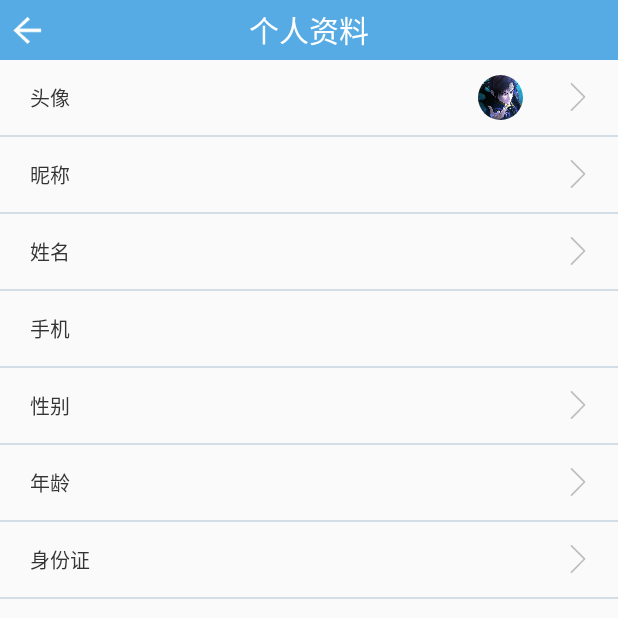
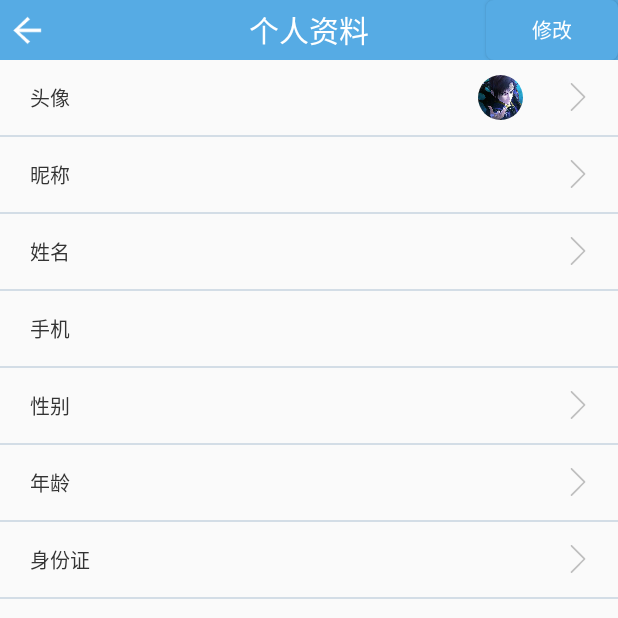
Before and after one commit to luke0609/GaoChuangKeJi, an Android app: the PersonalActivity screen opened directly, with no data from a screen before it, after a tap on "头像", on a phone screen of 412 x 824 dp, the top half of it. Run offline under Robolectric (Android 15) with nearby library versions, the phone set to English and light mode, and no system bars; our stand-ins replace ButterKnife, CircleImageView; libraries missing offline, so code that uses them is left out: com.readystatesoftware.systembartint, org.xutils, org.xutils.common, org.xutils.http, org.xutils.x; 8 statements that could not run were skipped.

Commit message:
msg:ti aut:zm

```diff
--- a/app/build.gradle
+++ b/app/build.gradle
@@ -53,4 +53,5 @@ dependencies {
     testCompile 'junit:junit:4.12'
     compile name:'SMSSDK-2.1.3',ext:'aar'
     compile name:'SMSSDKGUI-2.1.3',ext:'aar'
+    compile 'com.squareup.picasso:picasso:2.5.2'
 }
--- a/app/src/main/java/com/jiaokaokeji/gaochuangkeji/Netutil.java
+++ b/app/src/main/java/com/jiaokaokeji/gaochuangkeji/Netutil.java
@@ -4,8 +4,8 @@ package com.jiaokaokeji.gaochuangkeji;
  * Created by Administrator on 2016/10/21.
  */
 public class Netutil {
-    public static final String url="http://192.168.0.112:8888/tianbaoApp/";
-    public static final String url1="http://192.168.0.112:8888/tianbao/";
+    public static final String url="http://192.168.0.107:8888/tianbaoApp/";
+    public static final String url1="http://192.168.0.107:8888/tianbao/";
 //public static final String url = "http://169.254.25.147:8080/ty/";
 //public static final String url="http://172.16.201.31:8080/ty/";
 
--- a/app/src/main/java/com/jiaokaokeji/gaochuangkeji/book/Activity/VideoActivity.java
+++ b/app/src/main/java/com/jiaokaokeji/gaochuangkeji/book/Activity/VideoActivity.java
@@ -11,6 +11,7 @@ import android.view.MenuItem;
 import com.bumptech.glide.Glide;
 import com.dl7.player.media.IjkPlayerView;
 import com.jiaokaokeji.gaochuangkeji.R;
+import com.squareup.picasso.Picasso;
 
 public class VideoActivity extends AppCompatActivity {
     private  String VIDEO_URL;
@@ -31,7 +32,7 @@ public class VideoActivity extends AppCompatActivity {
         mToolbar.setTitle("Video Player");
         mToolbar.setSubtitle(title);
         getSupportActionBar().setDisplayHomeAsUpEnabled(true);
-        Glide.with(this).load(IMAGE_URL).fitCenter().into(mPlayerView.mPlayerThumb);
+        Picasso.with(VideoActivity.this).load(IMAGE_URL).into(mPlayerView.mPlayerThumb);
         mPlayerView.init()
                 .setTitle("科目二考试记录")
 
--- a/app/src/main/java/com/jiaokaokeji/gaochuangkeji/my/Activity/PersonalActivity.java
+++ b/app/src/main/java/com/jiaokaokeji/gaochuangkeji/my/Activity/PersonalActivity.java
@@ -12,6 +12,7 @@ import android.view.Window;
 import android.view.WindowManager;
 import android.widget.Button;
 import android.widget.EditText;
+import android.widget.ImageView;
 import android.widget.RadioButton;
 import android.widget.RadioGroup;
 import android.widget.TextView;
@@ -61,6 +62,10 @@ public class PersonalActivity extends AppCompatActivity {
      String user_age;
     String user_idcard;
      String user_address;
+    private Button bt;
+    private Button bt1;
+    int i;
+    private ImageView iv;
 
     @Override
     protected void onCreate(Bundle savedInstanceState) {
@@ -68,6 +73,9 @@ public class PersonalActivity extends AppCompatActivity {
         setContentView(R.layout.activity_personal);
         ButterKnife.inject(this);
         getPersonal();
+        bt = ((Button) findViewById(R.id.bt));
+        bt1 = ((Button) findViewById(R.id.bt1));
+        iv = ((ImageView) findViewById(R.id.iv));
         user_nick=tv.getText().toString();
         user_name=tv1.getText().toString();
         if(tv3.getText().equals("男")){
@@ -78,7 +86,27 @@ public class PersonalActivity extends AppCompatActivity {
         user_age=tv4.getText().toString();
         user_idcard=tv5.getText().toString();
         user_address=tv6.getText().toString();
-
+           bt.setOnClickListener(new View.OnClickListener() {
+           @Override
+            public void onClick(View v) {
+               i=2;
+               bt.setVisibility(View.GONE);
+               bt1.setVisibility(View.VISIBLE);
+    }
+});
+        bt1.setOnClickListener(new View.OnClickListener() {
+            @Override
+            public void onClick(View v) {
+                i=1;
+                xiuGai();
+            }
+        });
+        iv.setOnClickListener(new View.OnClickListener() {
+            @Override
+            public void onClick(View v) {
+                finish();
+            }
+        });
         if (Build.VERSION.SDK_INT >= Build.VERSION_CODES.KITKAT) {
             setTranslucentStatus(true);
         }
@@ -92,43 +120,42 @@ public class PersonalActivity extends AppCompatActivity {
 
     }
 
-    @OnClick({R.id.iv, R.id.rl_mytx, R.id.rl_mync, R.id.rl_myxm,R.id.rl_mysex, R.id.rl_myyear, R.id.rl_mysf, R.id.rl_mydz})
+    @OnClick({R.id.rl_mytx, R.id.rl_mync, R.id.rl_myxm,R.id.rl_mysex, R.id.rl_myyear, R.id.rl_mysf, R.id.rl_mydz})
     public void onClick(View view) {
+        if (i==2) {
             switch (view.getId()) {
-            case R.id.iv:
-                finish();
-                break;
                 case R.id.rl_mytx:
                     break;
                 case R.id.rl_mync:
-                String title1="请输入昵称";
-                int i=1;
-                showDiaog(title1,i);
+                    String title1 = "请输入昵称";
+                    int i = 1;
+                    showDiaog(title1, i);
                     break;
                 case R.id.rl_myxm:
-                String title2="请输入姓名";
-                int i1=2;
-                showDiaog(title2,i1);
+                    String title2 = "请输入姓名";
+                    int i1 = 2;
+                    showDiaog(title2, i1);
                     break;
                 case R.id.rl_mysex:
-                String sex="请选择性别";
+                    String sex = "请选择性别";
                     showDiaog1(sex);
                     break;
                 case R.id.rl_myyear:
-                String title4="请选择年龄";
-                int i2=3;
-                showDiaog(title4,i2);
+                    String title4 = "请选择年龄";
+                    int i2 = 3;
+                    showDiaog(title4, i2);
                     break;
                 case R.id.rl_mysf:
-                String title3="请输入身份证号";
-                int i3=4;
-                showDiaog(title3,i3);
+                    String title3 = "请输入身份证号";
+                    int i3 = 4;
+                    showDiaog(title3, i3);
                     break;
                 case R.id.rl_mydz:
-                String title5="请输入地址";
-                int i4=5;
-                showDiaog(title5,i4);
+                    String title5 = "请输入地址";
+                    int i4 = 5;
+                    showDiaog(title5, i4);
                     break;
+            }
         }
     }
     public void showDiaog(String title, final int i){
@@ -167,9 +194,9 @@ public class PersonalActivity extends AppCompatActivity {
                     "67", "68", "69", "70"};
             wv.setOffset(2);
             wv.setItems(Arrays.asList(a));
-            if (Integer.parseInt(tv4.getText().toString())-18>=0) {
-                wv.setSeletion(Integer.parseInt(tv4.getText().toString()) - 18);
-            }
+//            if (Integer.parseInt(tv4.getText().toString())-18>=0) {
+//                wv.setSeletion(Integer.parseInt(tv4.getText().toString()) - 18);
+//            }
             wv.setOnWheelViewListener(new WheelView.OnWheelViewListener() {
                 @Override
                 public void onSelected(int selectedIndex, String item) {
@@ -215,7 +242,6 @@ public class PersonalActivity extends AppCompatActivity {
                     user_idcard=tv5.getText().toString();
                     user_address=tv6.getText().toString();
                     alertDialog.dismiss();
-                    xiuGai();
                 }
                 if (i==2) {
                     tv1.setText(nich);
@@ -230,7 +256,6 @@ public class PersonalActivity extends AppCompatActivity {
                     user_idcard=tv5.getText().toString();
                     user_address=tv6.getText().toString();
                     alertDialog.dismiss();
-                    xiuGai();
                 }
                 if (i==3){
                      tv4.setText(b[0]);
@@ -245,7 +270,6 @@ public class PersonalActivity extends AppCompatActivity {
                     user_idcard=tv5.getText().toString();
                     user_address=tv6.getText().toString();
                     alertDialog.dismiss();
-                    xiuGai();
                 }
                 if (i==4){
                     boolean judge = isMobile(nich);
@@ -264,7 +288,6 @@ public class PersonalActivity extends AppCompatActivity {
                         user_age=tv4.getText().toString();
                         user_address=tv6.getText().toString();
                         alertDialog.dismiss();
-                        xiuGai();
                     }
                 }
                 if (i==5) {
@@ -280,7 +303,6 @@ public class PersonalActivity extends AppCompatActivity {
                     user_age=tv4.getText().toString();
                     user_idcard=tv5.getText().toString();
                     alertDialog.dismiss();
-                    xiuGai();
                 }
             }
         });
@@ -321,14 +343,12 @@ public class PersonalActivity extends AppCompatActivity {
         rb1.setOnClickListener(new View.OnClickListener() {
             @Override
             public void onClick(View v) {
-                xiuGai();
                 alertDialog.dismiss();
             }
         });
         rb2.setOnClickListener(new View.OnClickListener() {
             @Override
             public void onClick(View v) {
-                xiuGai();
                 alertDialog.dismiss();
             }
         });
@@ -364,7 +384,7 @@ public class PersonalActivity extends AppCompatActivity {
     public void getPersonal() {
         RequestParams params = new RequestParams(Netutil.url + "/index.php/userinfo/user/selectuser");
         params.addBodyParameter("key", "tbjxappgaochuang");
-        params.addBodyParameter("userid", "1");
+        params.addBodyParameter("userid", "6");
         x.http().get(params, new Callback.CommonCallback<String>() {
             @Override
             public void onSuccess(String result) {
@@ -420,6 +440,16 @@ public class PersonalActivity extends AppCompatActivity {
         }
     }
     public void xiuGai(){
+        user_nick=tv.getText().toString();
+        user_age=tv4.getText().toString();
+        user_idcard=tv5.getText().toString();
+        user_address=tv6.getText().toString();
+        user_name=tv1.getText().toString();
+        if(tv3.getText().equals("男")){
+            user_sex = "0";
+        }else{
+            user_sex="1";
+        }
         RequestParams params = new RequestParams(Netutil.url + "/index.php/userinfo/user/modifyuser");
         params.addBodyParameter("key", "tbjxappgaochuang");
         params.addBodyParameter("userid", "1");
@@ -434,11 +464,13 @@ public class PersonalActivity extends AppCompatActivity {
             public void onSuccess(String result) {
                 Toast toast=Toast.makeText(PersonalActivity.this,"修改成功",Toast.LENGTH_LONG);
                 toast.show();
+                bt1.setVisibility(View.GONE);
+                bt.setVisibility(View.VISIBLE);
             }
 
             @Override
             public void onError(Throwable ex, boolean isOnCallback) {
-                Toast toast=Toast.makeText(PersonalActivity.this,"请检查网络连接",Toast.LENGTH_LONG);
+                Toast toast=Toast.makeText(PersonalActivity.this,"修改失败,请检查网络连接",Toast.LENGTH_LONG);
                 toast.show();
             }
 
--- a/app/src/main/res/layout/activity_personal.xml
+++ b/app/src/main/res/layout/activity_personal.xml
@@ -27,6 +27,26 @@
             android:textSize="20sp"
             android:layout_centerInParent="true"
             android:text="个人资料"/>
+        <Button
+            android:id="@+id/bt"
+            android:layout_width="wrap_content"
+            android:layout_height="wrap_content"
+            android:layout_alignParentRight="true"
+            android:background="@drawable/btn_selector1"
+            android:textColor="@color/white"
+            android:textSize="13sp"
+            android:text="修改"
+            />
+        <Button
+            android:id="@+id/bt1"
+            android:layout_width="wrap_content"
+            android:layout_height="wrap_content"
+            android:layout_alignParentRight="true"
+            android:background="@drawable/btn_selector1"
+            android:textColor="@color/white"
+            android:textSize="13sp"
+            android:text="确定"
+            android:visibility="gone"/>
     </RelativeLayout>
     <RelativeLayout
         android:id="@+id/rl_mytx"
```
Also changed, not shown: app/src/main/java/com/jiaokaokeji/gaochuangkeji/MainActivity.java (+0 -45 lines), app/src/main/java/com/jiaokaokeji/gaochuangkeji/book/fragement/Book2_fragement.java (+83 -49 lines), app/src/main/java/com/jiaokaokeji/gaochuangkeji/book/prjo/MyGridViewAdapter.java (+10 -12 lines), app/src/main/java/com/jiaokaokeji/gaochuangkeji/book/prjo/Shipin.java (added, +109 -0 lines). Lines whose indentation alone changed are shown as unchanged.
